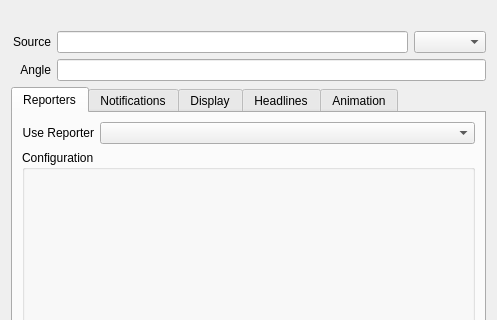
b0bh00d/Newsroom, file addstorydialog.ui: the form before one commit; both pictures show x 0 to 497 and y 0 to 320 of the 497 by 598 pixel window.
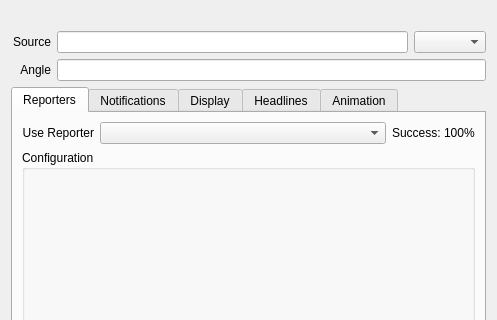
The form after the commit. Icons and pictures are not drawn.

Diff of the .ui file:
```diff
--- a/addstorydialog.ui
+++ b/addstorydialog.ui
@@ -153,6 +153,22 @@
          <item>
           <widget class="QComboBox" name="combo_AvailableReporters"/>
          </item>
+         <item>
+          <widget class="QLabel" name="label_Success">
+           <property name="sizePolicy">
+            <sizepolicy hsizetype="Fixed" vsizetype="Preferred">
+             <horstretch>0</horstretch>
+             <verstretch>0</verstretch>
+            </sizepolicy>
+           </property>
+           <property name="toolTip">
+            <string>&lt;html&gt;&lt;head/&gt;&lt;body&gt;&lt;p&gt;This display indicates the Reporter plug-in's &lt;span style=&quot; font-style:italic;&quot;&gt;best guess&lt;/span&gt; at its chances of successfully covering the indicated Story.&lt;/p&gt;&lt;/body&gt;&lt;/html&gt;</string>
+           </property>
+           <property name="text">
+            <string>Success: 100%</string>
+           </property>
+          </widget>
+         </item>
         </layout>
        </item>
        <item>
```
